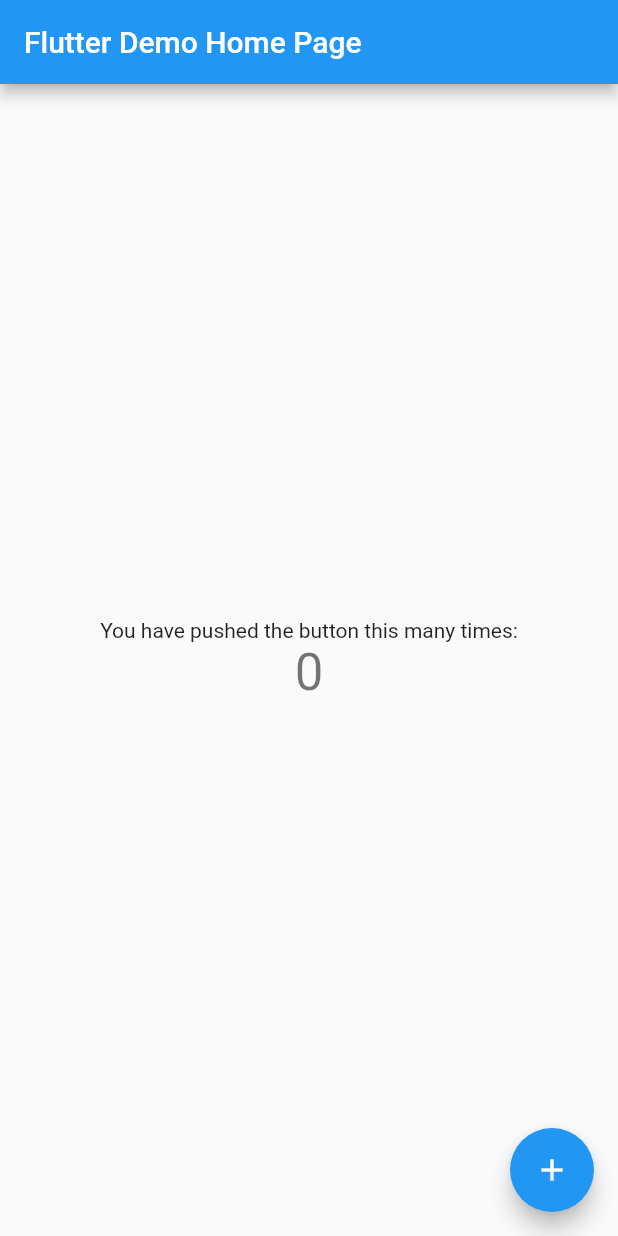
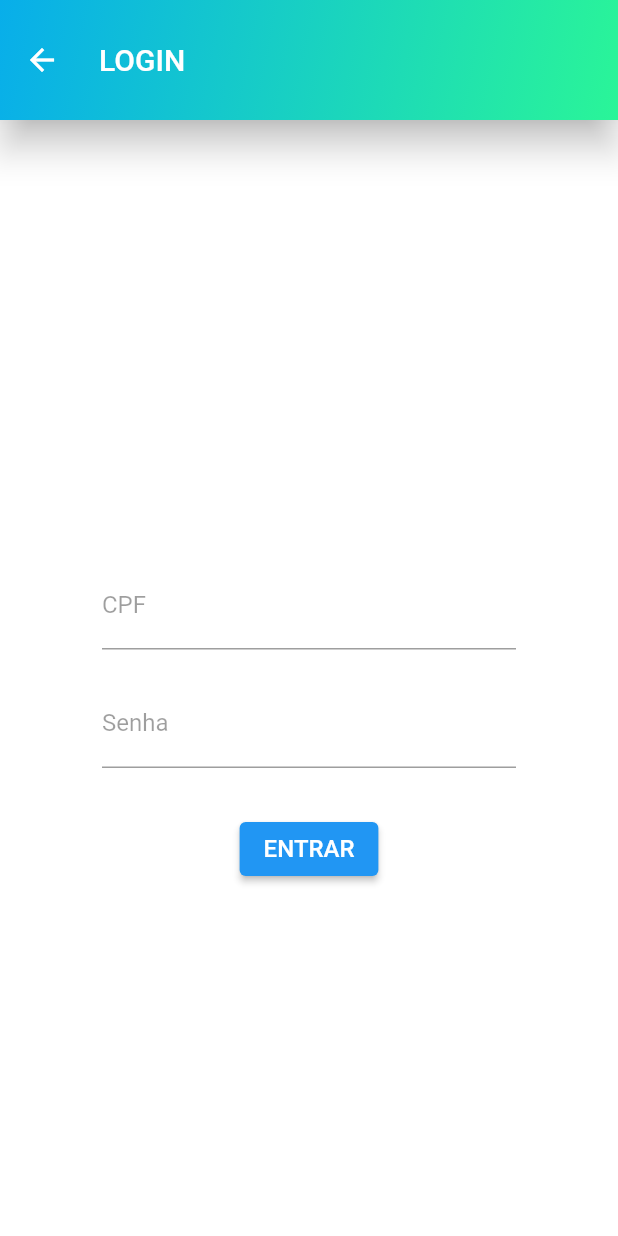
Before and after one commit to clari34/agendamento-de-vacina, a Flutter app: the screen it shows after launch, on a phone screen of 412 x 824 dp. Run offline on Flutter 3.47's test engine with Material 2 defaults, Android fonts, the phone set to English and light mode, and no system bars.

Commit message:
adicionando tela_login

```diff
--- a/lib/main.dart
+++ b/lib/main.dart
@@ -1,113 +1,9 @@
 import 'package:flutter/material.dart';
+import 'package:flutter_application_1/tela_login.dart';
 
 void main() {
-  runApp(MyApp());
+  runApp(MaterialApp(
+    home: HomePage(),
+    theme: ThemeData(primarySwatch: Colors.blue),
+  ));
 }
-
-class MyApp extends StatelessWidget {
-  // This widget is the root of your application.
-  @override
-  Widget build(BuildContext context) {
-    return MaterialApp(
-      title: 'Flutter Demo',
-      theme: ThemeData(
-        // This is the theme of your application.
-        //
-        // Try running your application with "flutter run". You'll see the
-        // application has a blue toolbar. Then, without quitting the app, try
-        // changing the primarySwatch below to Colors.green and then invoke
-        // "hot reload" (press "r" in the console where you ran "flutter run",
-        // or simply save your changes to "hot reload" in a Flutter IDE).
-        // Notice that the counter didn't reset back to zero; the application
-        // is not restarted.
-        primarySwatch: Colors.blue,
-      ),
-      home: MyHomePage(title: 'Flutter Demo Home Page'),
-    );
-  }
-}
-
-class MyHomePage extends StatefulWidget {
-  MyHomePage({Key? key, required this.title}) : super(key: key);
-
-  // This widget is the home page of your application. It is stateful, meaning
-  // that it has a State object (defined below) that contains fields that affect
-  // how it looks.
-
-  // This class is the configuration for the state. It holds the values (in this
-  // case the title) provided by the parent (in this case the App widget) and
-  // used by the build method of the State. Fields in a Widget subclass are
-  // always marked "final".
-
-  final String title;
-
-  @override
-  _MyHomePageState createState() => _MyHomePageState();
-}
-
-class _MyHomePageState extends State<MyHomePage> {
-  int _counter = 0;
-
-  void _incrementCounter() {
-    setState(() {
-      // This call to setState tells the Flutter framework that something has
-      // changed in this State, which causes it to rerun the build method below
-      // so that the display can reflect the updated values. If we changed
-      // _counter without calling setState(), then the build method would not be
-      // called again, and so nothing would appear to happen.
-      _counter++;
-    });
-  }
-
-  @override
-  Widget build(BuildContext context) {
-    // This method is rerun every time setState is called, for instance as done
-    // by the _incrementCounter method above.
-    //
-    // The Flutter framework has been optimized to make rerunning build methods
-    // fast, so that you can just rebuild anything that needs updating rather
-    // than having to individually change instances of widgets.
-    return Scaffold(
-      appBar: AppBar(
-        // Here we take the value from the MyHomePage object that was created by
-        // the App.build method, and use it to set our appbar title.
-        title: Text(widget.title),
-      ),
-      body: Center(
-        // Center is a layout widget. It takes a single child and positions it
-        // in the middle of the parent.
-        child: Column(
-          // Column is also a layout widget. It takes a list of children and
-          // arranges them vertically. By default, it sizes itself to fit its
-          // children horizontally, and tries to be as tall as its parent.
-          //
-          // Invoke "debug painting" (press "p" in the console, choose the
-          // "Toggle Debug Paint" action from the Flutter Inspector in Android
-          // Studio, or the "Toggle Debug Paint" command in Visual Studio Code)
-          // to see the wireframe for each widget.
-          //
-          // Column has various properties to control how it sizes itself and
-          // how it positions its children. Here we use mainAxisAlignment to
-          // center the children vertically; the main axis here is the vertical
-          // axis because Columns are vertical (the cross axis would be
-          // horizontal).
-          mainAxisAlignment: MainAxisAlignment.center,
-          children: <Widget>[
-            Text(
-              'You have pushed the button this many times:',
-            ),
-            Text(
-              '$_counter',
-              style: Theme.of(context).textTheme.headline4,
-            ),
-          ],
-        ),
-      ),
-      floatingActionButton: FloatingActionButton(
-        onPressed: _incrementCounter,
-        tooltip: 'Increment',
-        child: Icon(Icons.add),
-      ), // This trailing comma makes auto-formatting nicer for build methods.
-    );
-  }
-}
--- /dev/null
+++ b/lib/tela_login.dart
@@ -0,0 +1,99 @@
+import 'package:flutter/material.dart';
+import 'package:flutter/rendering.dart';
+
+class HomePage extends StatefulWidget {
+  const HomePage({Key? key}) : super(key: key);
+  @override
+  _HomePageState createState() => _HomePageState();
+}
+
+class _HomePageState extends State<HomePage> {
+  @override
+  Widget build(BuildContext context) {
+    return Scaffold(
+      appBar: buildAppBar(),
+      body: buildBody(),
+    );
+  }
+
+  buildAppBar() {
+    return AppBar(
+      title: Text('LOGIN'),
+      titleSpacing: 10,
+      elevation: 10,
+      toolbarHeight: 80,
+      leading: IconButton(
+        icon: Icon(Icons.arrow_back),
+        onPressed: () {},
+      ),
+      flexibleSpace: Container(
+        decoration: BoxDecoration(
+            gradient: LinearGradient(
+          colors: [Color(0xFF2AF598), Color(0xFF08AEEA)],
+          begin: Alignment.bottomRight,
+          end: Alignment.topLeft,
+        )),
+      ),
+    );
+  }
+
+  buildBody() {
+    return Material(
+      child: Container(
+        padding: EdgeInsets.only(
+          top: 60,
+          left: 60,
+          right: 60,
+        ),
+        color: Colors.white,
+        child: SizedBox(
+          width: double.infinity,
+          height: double.infinity,
+          child: Padding(
+            padding: const EdgeInsets.all(8.0),
+            child: Column(
+              mainAxisAlignment: MainAxisAlignment.center,
+              children: [
+                TextField(
+                  keyboardType: TextInputType.number,
+                  decoration: InputDecoration(
+                      labelText: 'CPF',
+                      labelStyle: TextStyle(
+                        color: Colors.black38,
+                        fontWeight: FontWeight.w400,
+                        fontSize: 16,
+                      )),
+                  style: TextStyle(
+                    fontSize: 16,
+                  ),
+                ),
+                SizedBox(height: 20),
+                TextField(
+                  obscureText: true,
+                  decoration: InputDecoration(
+                      labelText: 'Senha',
+                      labelStyle: TextStyle(
+                        color: Colors.black38,
+                        fontWeight: FontWeight.w400,
+                        fontSize: 16,
+                      )),
+                  style: TextStyle(
+                    fontSize: 16,
+                  ),
+                ),
+                SizedBox(height: 30),
+                ElevatedButton(
+                  onPressed: () {},
+                  child: Text(
+                    'ENTRAR',
+                    style: TextStyle(color: Colors.white, fontSize: 16),
+                  ),
+                )
+              ],
+            ),
+          ),
+        ),
+      ),
+    );
+  }
+}
```
Also changed, not shown: lib/cadastro.dart (added), 1 other file.
